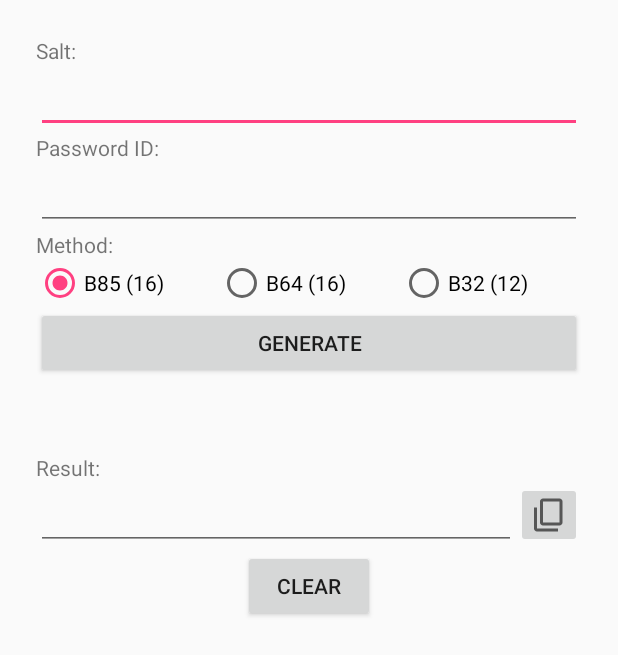
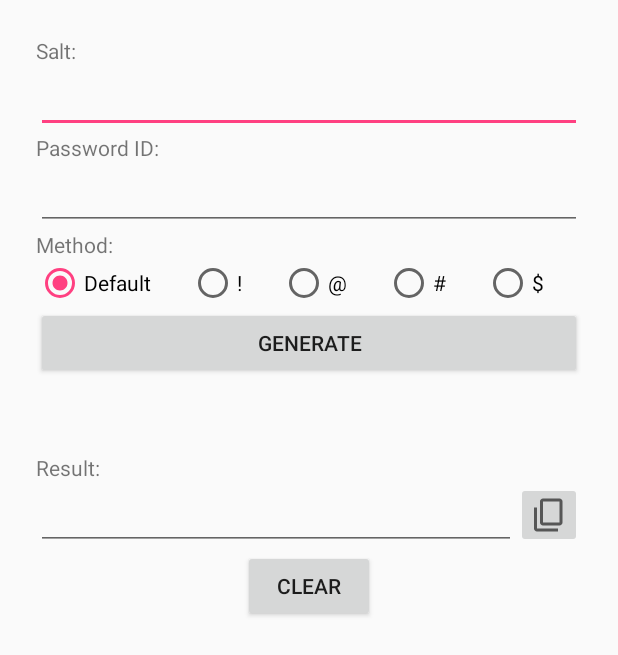
Before and after one commit to noliran/ykpass, an Android app: the screen it shows after launch (MainActivity), on a phone screen of 412 x 824 dp. Shown: the top 655 px of the screen. Run offline under Robolectric (Android 15) with nearby library versions, the phone set to English and light mode, and no system bars; libraries missing offline, so code that uses them is left out: com.github.fzakaria.ascii85.

Commit message:
Added new method to Android app

```diff
--- a/android/app/src/main/java/org/liran/noam/ykpassdroid/MainActivity.java
+++ b/android/app/src/main/java/org/liran/noam/ykpassdroid/MainActivity.java
@@ -101,6 +101,11 @@ public class MainActivity extends Activity {
                 return BaseEncoding.base64().encode(input).substring(0, 16);
             case R.id.rb3:
                 return BaseEncoding.base32().encode(input).substring(0, 12);
+            case R.id.rb4:
+                return BaseEncoding.base32().encode(input).substring(0, 8);
+            case R.id.rb5:
+                String s = BaseEncoding.base32().encode(input).substring(0, 8);
+                return s.substring(0, 4) + s.substring(4, 8).toLowerCase();
             default:
                 throw new RuntimeException(String.format("Unknown method %d", method));
         }
--- a/android/app/src/main/res/layout/activity_main.xml
+++ b/android/app/src/main/res/layout/activity_main.xml
@@ -55,28 +55,46 @@
             android:layout_width="match_parent"
             android:layout_height="wrap_content"
             android:orientation="horizontal">
-
             <RadioButton
                 android:id="@+id/rb1"
                 android:layout_width="wrap_content"
                 android:layout_height="wrap_content"
                 android:layout_weight="1"
                 android:checked="true"
-                android:text="B85 (16)" />
+                android:text="Default"
+                android:tooltipText="B85 (16)" />
 
             <RadioButton
                 android:id="@+id/rb2"
                 android:layout_width="wrap_content"
                 android:layout_height="wrap_content"
                 android:layout_weight="1"
-                android:text="B64 (16)" />
+                android:text="!"
+                android:tooltipText="B64 (16)" />
 
             <RadioButton
                 android:id="@+id/rb3"
                 android:layout_width="wrap_content"
                 android:layout_height="wrap_content"
                 android:layout_weight="1"
-                android:text="B32 (12)" />
+                android:text="@"
+                android:tooltipText="B32 (12)" />
+
+            <RadioButton
+                android:id="@+id/rb4"
+                android:layout_width="wrap_content"
+                android:layout_height="wrap_content"
+                android:layout_weight="1"
+                android:text="#"
+                android:tooltipText="B32 (8)" />
+
+            <RadioButton
+                android:id="@+id/rb5"
+                android:layout_width="wrap_content"
+                android:layout_height="wrap_content"
+                android:layout_weight="1"
+                android:text="$"
+                android:tooltipText="B32 (8 mixed-case)" />
 
         </RadioGroup>
 
```
